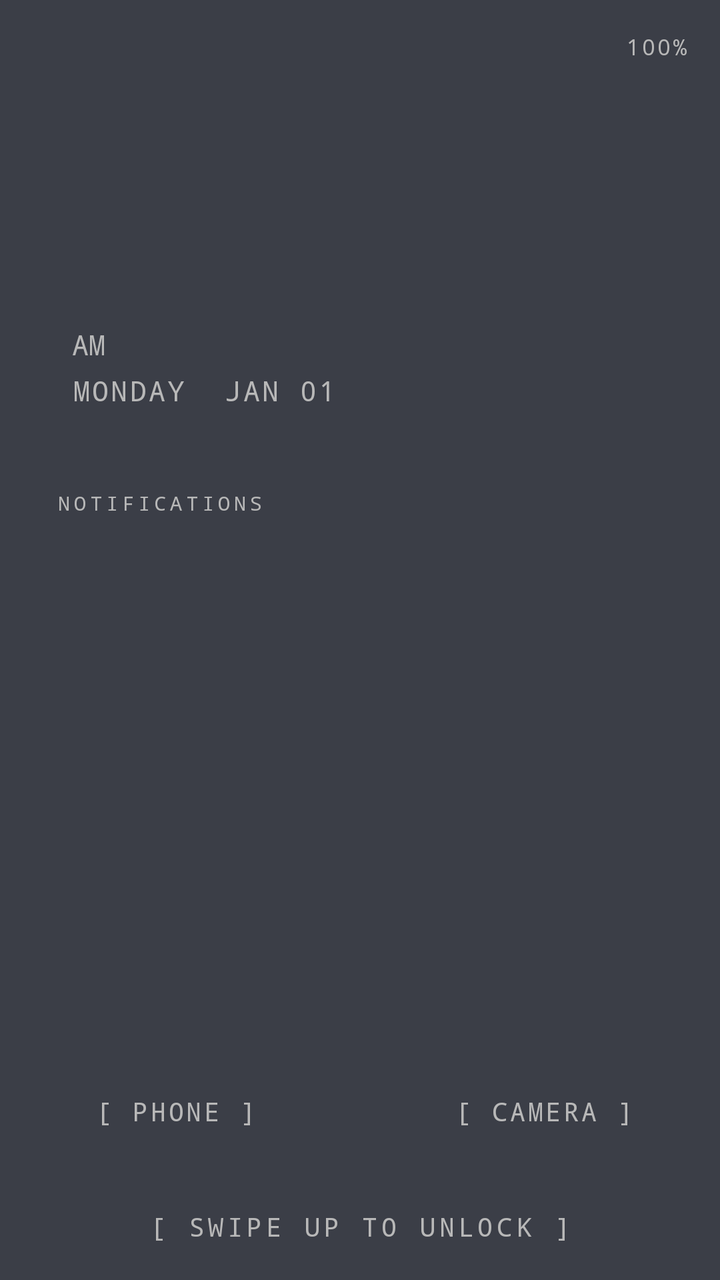
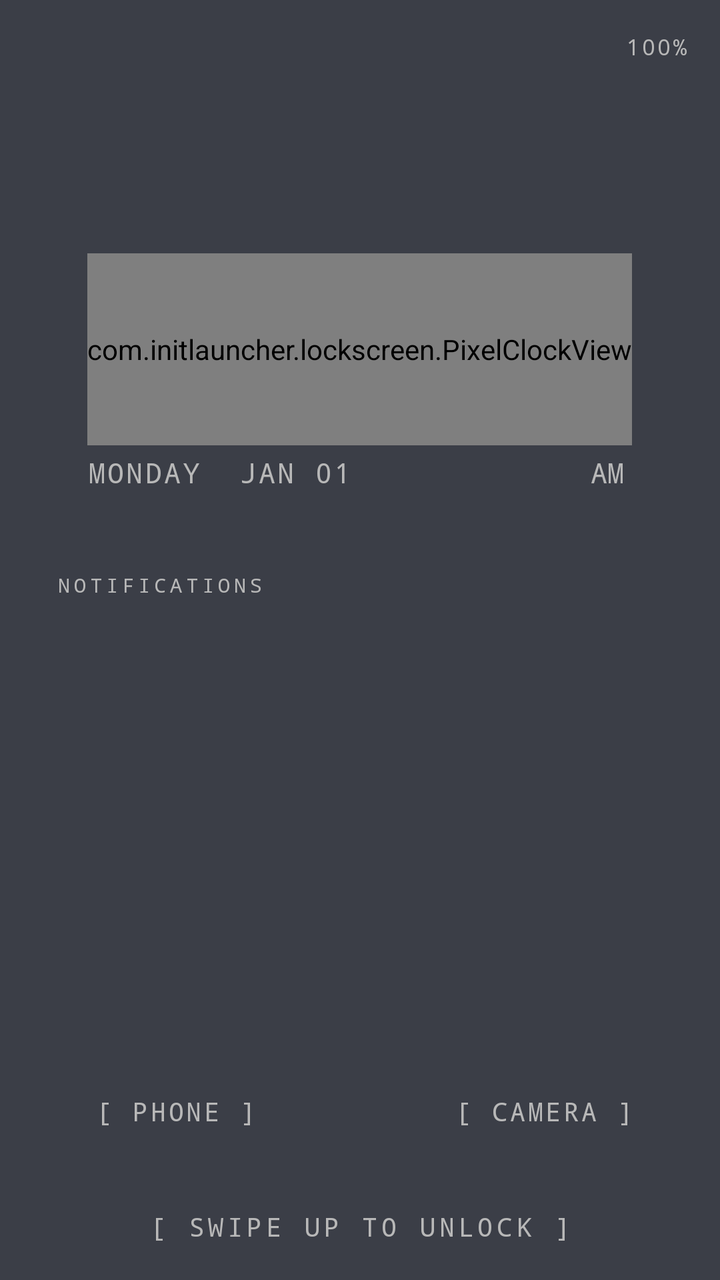

Before-and-after screenshots of an Android layout around one commit, followed by the original layout XML and the change that was made.
<!-- AndroidManifest.xml: application theme AppTheme -->
<!-- res/layout/activity_lockscreen.xml -->
<?xml version="1.0" encoding="utf-8"?>
<FrameLayout
    xmlns:android="http://schemas.android.com/apk/res/android"
    android:id="@+id/rootLayout"
    android:layout_width="match_parent"
    android:layout_height="match_parent"
    android:background="@color/background"
    android:tag="bg=plain:background">

    
    <LinearLayout
        android:id="@+id/mainContent"
        android:layout_width="match_parent"
        android:layout_height="match_parent"
        android:orientation="vertical">

        <ScrollView
            android:layout_width="match_parent"
            android:layout_height="0dp"
            android:layout_weight="1"
            android:fillViewport="true"
            android:scrollbars="none">

            <LinearLayout
                android:layout_width="match_parent"
                android:layout_height="wrap_content"
                android:orientation="vertical"
                android:padding="16dp">

                <LinearLayout
                    android:layout_width="match_parent"
                    android:layout_height="wrap_content"
                    android:orientation="horizontal"
                    android:paddingBottom="12dp">

                    <View
                        android:layout_width="0dp"
                        android:layout_height="0dp"
                        android:layout_weight="1" />

                    <TextView
                        android:id="@+id/batteryView"
                        android:layout_width="wrap_content"
                        android:layout_height="wrap_content"
                        android:text="100%"
                        android:fontFamily="monospace"
                        android:textColor="@color/border_color"
                        android:tag="text=borderColor"
                        android:textSize="11sp"
                        android:letterSpacing="0.1" />

                </LinearLayout>

                
                <LinearLayout
                    android:layout_width="match_parent"
                    android:layout_height="wrap_content"
                    android:orientation="vertical"
                    android:background="@drawable/border_box"
                    android:tag="bg=borderBox"
                    android:paddingHorizontal="20dp"
                    android:paddingTop="20dp"
                    android:paddingBottom="16dp"
                    android:layout_marginBottom="12dp">

                    
                    <TextView
                        android:id="@+id/clockView"
                        android:layout_width="match_parent"
                        android:layout_height="96dp"
                        android:fontFamily="monospace"
                        android:textColor="@color/text_label"
                        android:tag="text=textLabel"
                        android:autoSizeTextType="uniform"
                        android:autoSizeMinTextSize="5sp"
                        android:autoSizeMaxTextSize="18sp"
                        android:autoSizeStepGranularity="1sp"
                        android:lineSpacingExtra="0dp"
                        android:lineSpacingMultiplier="1.0"
                        android:includeFontPadding="false"
                        android:gravity="start|top" />

                    <TextView
                        android:id="@+id/amPmView"
                        android:layout_width="wrap_content"
                        android:layout_height="wrap_content"
                        android:text="AM"
                        android:fontFamily="monospace"
                        android:textColor="@color/text_label"
                        android:tag="text=textLabel"
                        android:textSize="14sp"
                        android:layout_marginTop="4dp" />

                    <TextView
                        android:id="@+id/dateView"
                        android:layout_width="wrap_content"
                        android:layout_height="wrap_content"
                        android:text="MONDAY  JAN 01"
                        android:fontFamily="monospace"
                        android:textColor="@color/text_label"
                        android:tag="text=textLabel"
                        android:textSize="14sp"
                        android:letterSpacing="0.08"
                        android:layout_marginTop="4dp" />

                </LinearLayout>

                
                <LinearLayout
                    android:layout_width="match_parent"
                    android:layout_height="wrap_content"
                    android:orientation="vertical"
                    android:background="@drawable/border_box"
                    android:tag="bg=borderBox"
                    android:padding="12dp">

                    <TextView
                        android:layout_width="match_parent"
                        android:layout_height="wrap_content"
                        android:text="NOTIFICATIONS"
                        android:fontFamily="monospace"
                        android:textColor="@color/text_label"
                        android:tag="text=textLabel"
                        android:textSize="10sp"
                        android:letterSpacing="0.2"
                        android:paddingBottom="6dp" />

                    <View
                        android:layout_width="match_parent"
                        android:layout_height="1dp"
                        android:background="@color/bevel_shadow"
                        android:tag="bg=plain:bevelShadow"
                        android:layout_marginBottom="6dp" />

                    <LinearLayout
                        android:id="@+id/notifContainer"
                        android:layout_width="match_parent"
                        android:layout_height="wrap_content"
                        android:orientation="vertical" />

                    <TextView
                        android:id="@+id/emptyNotifView"
                        android:layout_width="match_parent"
                        android:layout_height="wrap_content"
                        android:text="no notifications"
                        android:fontFamily="monospace"
                        android:textColor="@color/text_hint"
                        android:tag="text=textHint"
                        android:textSize="12sp"
                        android:gravity="center"
                        android:paddingTop="8dp"
                        android:paddingBottom="4dp"
                        android:visibility="gone" />

                </LinearLayout>

            </LinearLayout>
        </ScrollView>

        
        <LinearLayout
            android:layout_width="match_parent"
            android:layout_height="wrap_content"
            android:orientation="horizontal"
            android:layout_marginBottom="8dp">

            <TextView
                android:id="@+id/phoneShortcut"
                android:layout_width="0dp"
                android:layout_height="wrap_content"
                android:layout_weight="1"
                android:text="[ PHONE ]"
                android:fontFamily="monospace"
                android:textColor="@color/text_label"
                android:tag="text=textLabel;bg=borderBox"
                android:textSize="13sp"
                android:gravity="center"
                android:letterSpacing="0.1"
                android:padding="14dp"
                android:background="@drawable/border_box"
                android:layout_marginEnd="4dp"
                android:clickable="true"
                android:focusable="true" />

            <TextView
                android:id="@+id/cameraShortcut"
                android:layout_width="0dp"
                android:layout_height="wrap_content"
                android:layout_weight="1"
                android:text="[ CAMERA ]"
                android:fontFamily="monospace"
                android:textColor="@color/text_label"
                android:tag="text=textLabel;bg=borderBox"
                android:textSize="13sp"
                android:gravity="center"
                android:letterSpacing="0.1"
                android:padding="14dp"
                android:background="@drawable/border_box"
                android:layout_marginStart="4dp"
                android:clickable="true"
                android:focusable="true" />

        </LinearLayout>

        
        <TextView
            android:id="@+id/swipeHint"
            android:layout_width="match_parent"
            android:layout_height="wrap_content"
            android:text="[ SWIPE UP TO UNLOCK ]"
            android:fontFamily="monospace"
            android:textColor="@color/text_label"
            android:tag="text=textLabel;bg=borderBox"
            android:textSize="13sp"
            android:gravity="center"
            android:letterSpacing="0.15"
            android:padding="18dp"
            android:background="@drawable/border_box" />

    </LinearLayout>

    
    <LinearLayout
        android:id="@+id/pinPanel"
        android:layout_width="match_parent"
        android:layout_height="match_parent"
        android:orientation="vertical"
        android:background="@color/background"
        android:tag="bg=plain:background"
        android:padding="24dp"
        android:gravity="center"
        android:visibility="gone">

        <TextView
            android:id="@+id/pinPrompt"
            android:layout_width="match_parent"
            android:layout_height="wrap_content"
            android:text="enter pin"
            android:fontFamily="monospace"
            android:textColor="@color/text_label"
            android:tag="text=textLabel"
            android:textSize="13sp"
            android:paddingBottom="16dp" />

        
        <LinearLayout
            android:id="@+id/pinDotsRow"
            android:layout_width="wrap_content"
            android:layout_height="wrap_content"
            android:orientation="horizontal"
            android:layout_gravity="center_horizontal"
            android:layout_marginBottom="32dp">

            <TextView android:id="@+id/pinDot0" style="@style/PinDot" />
            <TextView android:id="@+id/pinDot1" style="@style/PinDot" />
            <TextView android:id="@+id/pinDot2" style="@style/PinDot" />
            <TextView android:id="@+id/pinDot3" style="@style/PinDot" />

        </LinearLayout>

        
        <LinearLayout
            android:layout_width="wrap_content"
            android:layout_height="wrap_content"
            android:orientation="vertical"
            android:layout_gravity="center_horizontal">

            <LinearLayout android:layout_width="wrap_content" android:layout_height="wrap_content"
                android:orientation="horizontal" android:layout_marginBottom="8dp">
                <TextView android:id="@+id/pin1" style="@style/PinButton" android:text="1" />
                <TextView android:id="@+id/pin2" style="@style/PinButton" android:text="2" />
                <TextView android:id="@+id/pin3" style="@style/PinButton" android:text="3" />
            </LinearLayout>

            <LinearLayout android:layout_width="wrap_content" android:layout_height="wrap_content"
                android:orientation="horizontal" android:layout_marginBottom="8dp">
                <TextView android:id="@+id/pin4" style="@style/PinButton" android:text="4" />
                <TextView android:id="@+id/pin5" style="@style/PinButton" android:text="5" />
                <TextView android:id="@+id/pin6" style="@style/PinButton" android:text="6" />
            </LinearLayout>

            <LinearLayout android:layout_width="wrap_content" android:layout_height="wrap_content"
                android:orientation="horizontal" android:layout_marginBottom="8dp">
                <TextView android:id="@+id/pin7" style="@style/PinButton" android:text="7" />
                <TextView android:id="@+id/pin8" style="@style/PinButton" android:text="8" />
                <TextView android:id="@+id/pin9" style="@style/PinButton" android:text="9" />
            </LinearLayout>

            <LinearLayout android:layout_width="wrap_content" android:layout_height="wrap_content"
                android:orientation="horizontal">
                <TextView android:id="@+id/pinDel" style="@style/PinButton" android:text="DEL" android:textSize="12sp" />
                <TextView android:id="@+id/pin0" style="@style/PinButton" android:text="0" />
                <View android:layout_width="72dp" android:layout_height="72dp" android:layout_marginStart="8dp" />
            </LinearLayout>

        </LinearLayout>

        
        <TextView
            android:id="@+id/pinBack"
            android:layout_width="match_parent"
            android:layout_height="wrap_content"
            android:text="[ BACK ]"
            android:fontFamily="monospace"
            android:textColor="@color/text_hint"
            android:tag="text=textHint"
            android:textSize="12sp"
            android:gravity="center"
            android:padding="16dp"
            android:layout_marginTop="16dp"
            android:clickable="true"
            android:focusable="true" />

    </LinearLayout>

</FrameLayout>
<!-- resources referenced by this layout -->
<resources>
  <color name="background">#3B3E47</color>
  <color name="bevel_shadow">#3B3E47</color>
  <color name="border_color">#B8B8B8</color>
  <color name="text_hint">#B8B8B8</color>
  <color name="text_label">#B8B8B8</color>
  <!-- drawable border_box (drawable) -->
  <?xml version="1.0" encoding="utf-8"?>
  <layer-list xmlns:android="http://schemas.android.com/apk/res/android">
      
      <item>
          <shape android:shape="rectangle">
              <solid android:color="@color/bevel_shadow" />
          </shape>
      </item>
      
      <item android:bottom="2dp" android:right="2dp">
          <shape android:shape="rectangle">
              <solid android:color="@color/bevel_highlight" />
          </shape>
      </item>
      
      <item android:left="2dp" android:top="2dp" android:bottom="2dp" android:right="2dp">
          <shape android:shape="rectangle">
              <solid android:color="@color/surface" />
          </shape>
      </item>
  </layer-list>
  <style name="PinButton">
          <item name="android:layout_width">72dp</item>
          <item name="android:layout_height">72dp</item>
          <item name="android:layout_marginStart">8dp</item>
          <item name="android:fontFamily">monospace</item>
          <item name="android:textColor">@color/text_primary</item>
          <item name="android:tag">text=textPrimary;bg=borderBox</item>
          <item name="android:textSize">22sp</item>
          <item name="android:gravity">center</item>
          <item name="android:background">@drawable/border_box</item>
          <item name="android:clickable">true</item>
          <item name="android:focusable">true</item>
      </style>
  <style name="PinDot">
          <item name="android:layout_width">20dp</item>
          <item name="android:layout_height">20dp</item>
          <item name="android:layout_marginHorizontal">10dp</item>
          <item name="android:background">@drawable/pin_dot_empty</item>
      </style>
  <style name="AppTheme" parent="android:Theme.DeviceDefault.NoActionBar">
          <item name="android:windowBackground">@android:color/black</item>
          <item name="android:statusBarColor">@android:color/transparent</item>
          <item name="android:navigationBarColor">@android:color/transparent</item>
          <item name="android:windowLayoutInDisplayCutoutMode">shortEdges</item>
      </style>
  <color name="bevel_highlight">#3B3E47</color>
  <color name="surface">#3B3E47</color>
  <color name="text_primary">#B8B8B8</color>
  <!-- drawable pin_dot_empty (drawable) -->
  <?xml version="1.0" encoding="utf-8"?>
  <shape xmlns:android="http://schemas.android.com/apk/res/android"
      android:shape="oval">
      <stroke android:width="2dp" android:color="@color/text_label" />
      <solid android:color="@color/surface_dark" />
  </shape>
  <color name="surface_dark">#3B3E47</color>
</resources>

<!-- the commit's change to res/layout/activity_lockscreen.xml (unified diff, before → after) -->
@@ -61,47 +61,52 @@
                     android:paddingHorizontal="20dp"
                     android:paddingTop="20dp"
                     android:paddingBottom="16dp"
+                    android:layout_marginTop="64dp"
                     android:layout_marginBottom="12dp">
 
-                    
-                    <TextView
-                        android:id="@+id/clockView"
-                        android:layout_width="match_parent"
-                        android:layout_height="96dp"
-                        android:fontFamily="monospace"
-                        android:textColor="@color/text_label"
-                        android:tag="text=textLabel"
-                        android:autoSizeTextType="uniform"
-                        android:autoSizeMinTextSize="5sp"
-                        android:autoSizeMaxTextSize="18sp"
-                        android:autoSizeStepGranularity="1sp"
-                        android:lineSpacingExtra="0dp"
-                        android:lineSpacingMultiplier="1.0"
-                        android:includeFontPadding="false"
-                        android:gravity="start|top" />
-
-                    <TextView
-                        android:id="@+id/amPmView"
+                    <LinearLayout
                         android:layout_width="wrap_content"
                         android:layout_height="wrap_content"
-                        android:text="AM"
-                        android:fontFamily="monospace"
-                        android:textColor="@color/text_label"
-                        android:tag="text=textLabel"
-                        android:textSize="14sp"
-                        android:layout_marginTop="4dp" />
-
-                    <TextView
-                        android:id="@+id/dateView"
-                        android:layout_width="wrap_content"
-                        android:layout_height="wrap_content"
-                        android:text="MONDAY  JAN 01"
-                        android:fontFamily="monospace"
-                        android:textColor="@color/text_label"
-                        android:tag="text=textLabel"
-                        android:textSize="14sp"
-                        android:letterSpacing="0.08"
-                        android:layout_marginTop="4dp" />
+                        android:layout_gravity="center_horizontal"
+                        android:orientation="vertical">
+
+                        <com.initlauncher.lockscreen.PixelClockView
+                            android:id="@+id/clockView"
+                            android:layout_width="wrap_content"
+                            android:layout_height="96dp"
+                            android:textColor="@color/text_label"
+                            android:tag="text=textLabel" />
+
+                        <LinearLayout
+                            android:layout_width="match_parent"
+                            android:layout_height="wrap_content"
+                            android:layout_marginTop="4dp"
+                            android:orientation="horizontal">
+
+                            <TextView
+                                android:id="@+id/dateView"
+                                android:layout_width="0dp"
+                                android:layout_height="wrap_content"
+                                android:layout_weight="1"
+                                android:text="MONDAY  JAN 01"
+                                android:fontFamily="monospace"
+                                android:textColor="@color/text_label"
+                                android:tag="text=textLabel"
+                                android:textSize="14sp"
+                                android:letterSpacing="0.08" />
+
+                            <TextView
+                                android:id="@+id/amPmView"
+                                android:layout_width="wrap_content"
+                                android:layout_height="wrap_content"
+                                android:text="AM"
+                                android:fontFamily="monospace"
+                                android:textColor="@color/text_label"
+                                android:tag="text=textLabel"
+                                android:textSize="14sp"
+                                android:layout_marginEnd="4dp" />
+                        </LinearLayout>
+                    </LinearLayout>
 
                 </LinearLayout>
 
